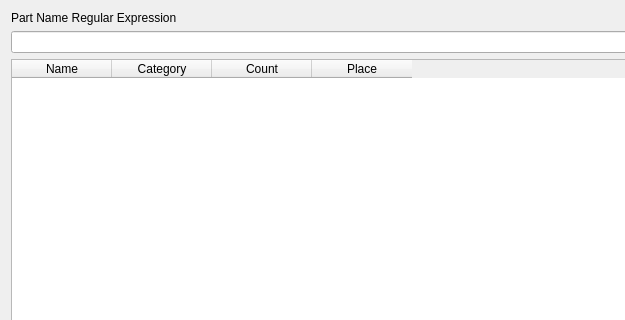
Before: the Qt Designer form partsDialog.ui in andi8086/chaoticspace, drawn with Qt 5; both pictures show x 0 to 625 and y 0 to 320 of the 1347 by 419 pixel window.
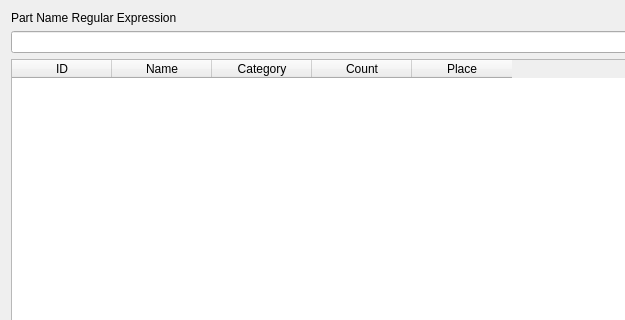
After: the same form once the commit is applied.

Commit message: Fix errors and simplify code

```diff
--- a/partsDialog.ui
+++ b/partsDialog.ui
@@ -27,6 +27,11 @@
      </property>
      <item row="2" column="0">
       <widget class="QTableWidget" name="results">
+       <column>
+        <property name="text">
+         <string>ID</string>
+        </property>
+       </column>
        <column>
         <property name="text">
          <string>Name</string>
```
The commit also changes 1 other file.
